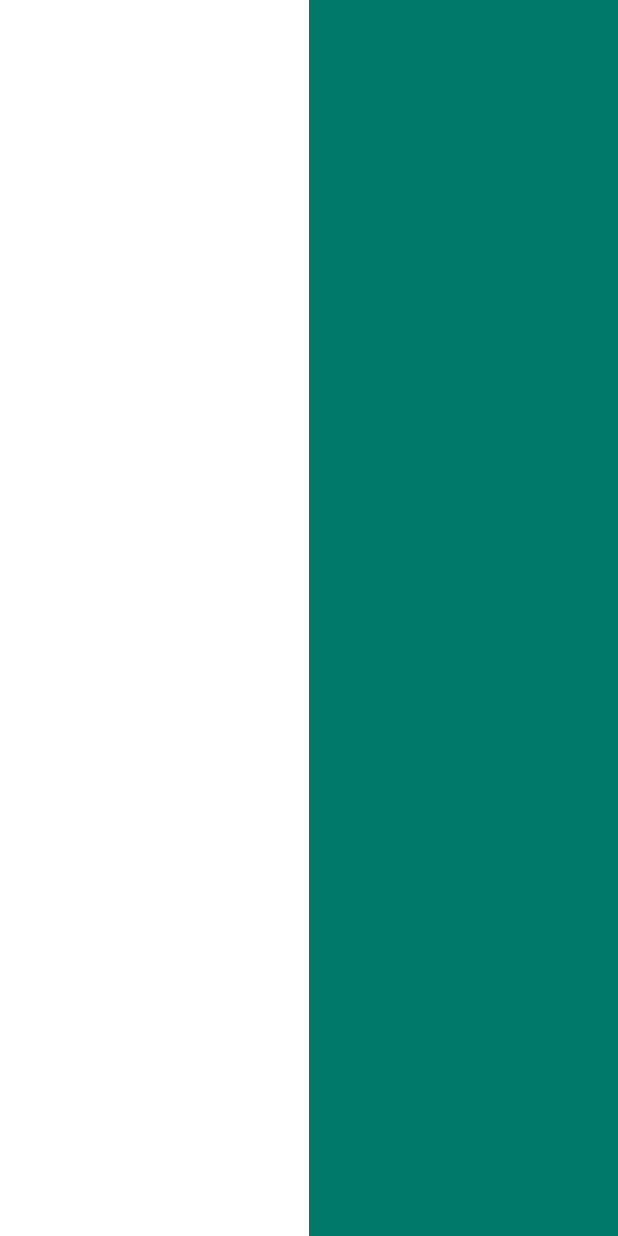
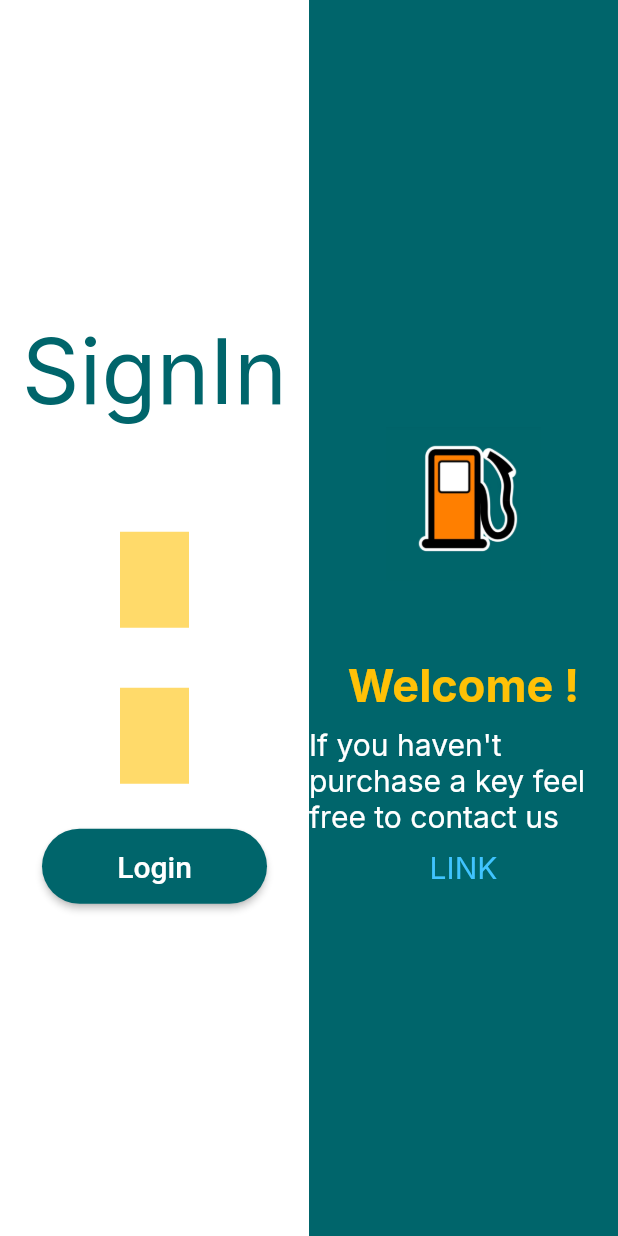
Before and after one commit to GOWaz/petrolStation, a Flutter app: the screen it shows after launch, on a phone screen of 412 x 824 dp. Run offline on Flutter 3.47's test engine with Material 2 defaults, Android fonts, the light colour scheme and no system bars; our stand-ins replace google_fonts.

Commit message:
signIn page

```diff
--- a/stationApp/lib/constants.dart
+++ b/stationApp/lib/constants.dart
@@ -1,5 +1,9 @@
 import 'package:flutter/material.dart';
 
-const color1 = Color(0xFFFFC107);
-const color2 = Color(0xFF00796B);
-const color3 = Color(0xFF797771);
+const color1 = Color(0xFFFFDA6A);
+const color2 = Color(0xFF00656B);
+const color3 = Color(0xFF757575);
+
+const color4 = Color(0xFFFFC107);
+const color5 = Color(0xFF00796B);
+const color6 = Color(0xFF797771);
--- a/stationApp/lib/pages/entery_page.dart
+++ b/stationApp/lib/pages/entery_page.dart
@@ -1,5 +1,8 @@
 import 'package:flutter/material.dart';
+import 'package:google_fonts/google_fonts.dart';
 import 'package:stationapp/constants.dart';
+import 'package:stationapp/widgets/field.dart';
+import 'package:stationapp/widgets/signIn_button.dart';
 
 class EntryPage extends StatelessWidget {
   const EntryPage({Key? key}) : super(key: key);
@@ -17,11 +20,72 @@ class EntryPage extends StatelessWidget {
                   height: size.height,
                   width: size.width / 2,
                   color: Colors.white,
+                  child: Column(
+                    mainAxisAlignment: MainAxisAlignment.center,
+                    crossAxisAlignment: CrossAxisAlignment.center,
+                    children: [
+                      Text(
+                        'SignIn',
+                        style: GoogleFonts.inter(fontSize: 60, color: color2),
+                      ),
+                      const SizedBox(
+                        height: 50,
+                      ),
+                      const Padding(
+                        padding: EdgeInsets.only(left: 60, right: 60),
+                        child: Field(hint: "Username"),
+                      ),
+                      const Padding(
+                        padding: EdgeInsets.only(left: 60, right: 60),
+                        child: Field(hint: "Password", secureText: true),
+                      ),
+                      SignInButton(text: 'Login', onPress: () {})
+                    ],
+                  ),
                 ),
                 Container(
                   height: size.height,
                   width: size.width / 2,
                   color: color2,
+                  child: Column(
+                    mainAxisAlignment: MainAxisAlignment.center,
+                    crossAxisAlignment: CrossAxisAlignment.center,
+                    children: [
+                      SizedBox(
+                        height: size.height / 4,
+                        width: size.width / 4,
+                        child: Image.asset('images/CircleAvatar.jpg'),
+                      ),
+                      Text(
+                        'Welcome !',
+                        style: GoogleFonts.inter(
+                          fontSize: 30,
+                          color: color4,
+                          fontWeight: FontWeight.bold,
+                        ),
+                      ),
+                      const SizedBox(
+                        height: 10,
+                      ),
+                      Text(
+                        'If you haven\'t purchase a key feel free to contact us',
+                        style: GoogleFonts.inter(
+                          fontSize: 20,
+                          color: Colors.white,
+                        ),
+                      ),
+                      const SizedBox(
+                        height: 10,
+                      ),
+                      Text(
+                        'LINK',
+                        style: GoogleFonts.inter(
+                          fontSize: 20,
+                          color: Colors.lightBlueAccent,
+                        ),
+                      ),
+                    ],
+                  ),
                 ),
               ],
             ),
--- /dev/null
+++ b/stationApp/lib/widgets/field.dart
@@ -0,0 +1,37 @@
+import 'package:flutter/material.dart';
+import 'package:google_fonts/google_fonts.dart';
+import 'package:stationapp/constants.dart';
+
+class Field extends StatelessWidget {
+  final String? hint;
+  final bool secureText;
+  const Field({
+    required this.hint,
+    this.secureText = false,
+    Key? key,
+  }) : super(key: key);
+
+  @override
+  Widget build(BuildContext context) {
+    return Padding(
+      padding: const EdgeInsets.all(20.0),
+      child: TextFormField(
+        decoration: InputDecoration(
+          hintText: hint,
+          hintStyle: GoogleFonts.inter(
+            fontSize: 20,
+            color: color3,
+            fontWeight: FontWeight.bold,
+          ),
+          filled: true,
+          fillColor: color1,
+          border: const OutlineInputBorder(
+            borderRadius: BorderRadius.all(Radius.circular(0)),
+            borderSide: BorderSide.none,
+          ),
+        ),
+        obscureText: secureText,
+      ),
+    );
+  }
+}
--- /dev/null
+++ b/stationApp/lib/widgets/signIn_button.dart
@@ -0,0 +1,31 @@
+import 'package:flutter/material.dart';
+import 'package:stationapp/constants.dart';
+
+class SignInButton extends StatelessWidget {
+  final String? text;
+  final VoidCallback? onPress;
+
+  const SignInButton({
+    required this.text,
+    required this.onPress,
+    Key? key,
+  }) : super(key: key);
+
+  @override
+  Widget build(BuildContext context) {
+    return Padding(
+      padding: const EdgeInsets.all(10.0),
+      child: ElevatedButton(
+        onPressed: onPress,
+        style: ElevatedButton.styleFrom(
+            shape: const StadiumBorder(),
+            primary: color2,
+            fixedSize: const Size(150, 50)),
+        child: Text(
+          style: const TextStyle(fontSize: 20),
+          text!,
+        ),
+      ),
+    );
+  }
+}
```
Also changed, not shown: stationApp/images/2.jpg (added).
